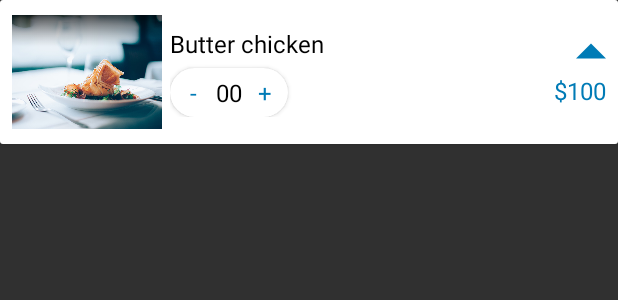
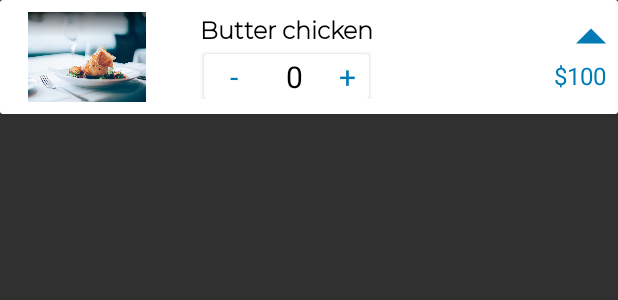
Before and after one commit to iamrahulyadav/Imcooking, an Android app: the layout fragment_cart.xml on its own in the app's theme, with its tools: preview values and no code run, on a phone screen of 412 x 824 dp. Shown: the top 300 px of the screen. Run offline under Robolectric (Android 15) with nearby library versions, the phone set to English and light mode, and no system bars.

Commit message:
11/05/2018 04:50 pm Md Shaiyad

```diff
--- a/app/src/main/java/com/imcooking/fragment/HomeDetails.java
+++ b/app/src/main/java/com/imcooking/fragment/HomeDetails.java
@@ -310,7 +310,6 @@ Context mc;
 //                                            Log.d("ShowResponse", apiResponse.getUser_data().toString());
                                         //tv.setText(apiResponse.getMsg());
 
-                                        dialog.show();
                                     }
                                 });
                             }
--- a/app/src/main/res/layout/fragment_cart.xml
+++ b/app/src/main/res/layout/fragment_cart.xml
@@ -3,10 +3,11 @@
     xmlns:app="http://schemas.android.com/apk/res-auto"
     android:orientation="vertical"
     android:layout_width="match_parent"
-    android:layout_height="match_parent">
+    android:layout_height="wrap_content">
 <android.support.v7.widget.CardView
     android:layout_width="match_parent"
-    android:layout_height="wrap_content">
+    android:layout_height="wrap_content"
+    android:layout_marginBottom="5dp">
     <LinearLayout
         android:layout_width="match_parent"
         android:layout_height="wrap_content"
@@ -16,8 +17,9 @@
         >
         <ImageView
             android:layout_width="100dp"
-            android:layout_height="80dp"
+            android:layout_height="60dp"
             android:id="@+id/img_dish"
+            android:layout_marginRight="20dp"
             android:src="@drawable/details_home"/>
         <LinearLayout
             android:layout_width="wrap_content"
@@ -25,21 +27,61 @@
             android:layout_marginLeft="5dp"
             android:layout_gravity="center"
             android:orientation="vertical">
-            <TextView
+            <com.imcooking.customtext.CustomTextView
                 android:layout_width="wrap_content"
                 android:layout_height="wrap_content"
                 android:text="Butter chicken"
                 android:textSize="16sp"
+                android:id="@+id/tv_dish_name"
                 android:layout_marginBottom="5dp"
                 android:textColor="@color/colorBlack"/>
             <android.support.v7.widget.CardView
                 android:layout_width="wrap_content"
                 android:layout_height="wrap_content"
-                app:cardCornerRadius="20dp"
+                android:layout_gravity="center|center_vertical"
                 app:cardBackgroundColor="@color/cardview_light_background"
-                android:elevation="4dp"
+                android:elevation="5dp"
                 >
                 <LinearLayout
+                    android:layout_width="wrap_content"
+                    android:layout_height="wrap_content"
+                    android:divider="@color/colorBlack"
+                    android:showDividers="end"
+                    >
+
+                        <TextView
+                            android:layout_width="40dp"
+                            android:layout_height="30dp"
+                            android:text="-"
+                            android:id="@+id/tv_minus"
+                            android:textColor="@color/colorBlue"
+                            android:gravity="center"
+                            android:textSize="20sp"
+                            />
+
+                        <TextView
+                            android:layout_width="30dp"
+                            android:layout_height="30dp"
+                            android:text="0"
+                            android:id="@+id/tv_dish_count"
+                            android:textSize="20sp"
+                            android:gravity="center"
+                            android:layout_marginLeft="5dp"
+                            android:layout_marginRight="5dp"
+                            android:textColor="@color/colorBlack"/>
+
+                        <TextView
+                            android:layout_width="30dp"
+                            android:layout_height="30dp"
+                            android:text="+"
+                            android:id="@+id/tv_plus"
+                            android:gravity="center"
+                            android:textColor="@color/colorBlue"
+                            android:textSize="20dp"/>
+
+
+                </LinearLayout>
+                <!--<LinearLayout
                     android:layout_width="wrap_content"
                     android:layout_height="wrap_content"
                     android:orientation="horizontal"
@@ -48,34 +90,34 @@
                     >
 
                     <TextView
-                        android:layout_width="20dp"
-                        android:layout_height="20dp"
+                        android:layout_width="30dp"
+                        android:layout_height="30dp"
                         android:text="-"
                         android:id="@+id/tv_minus"
                         android:textColor="@color/colorBlue"
                         android:gravity="center"
-                        android:textSize="16sp"/>
+                        android:textSize="20sp"/>
                     <TextView
                         android:layout_width="wrap_content"
                         android:layout_height="wrap_content"
-                        android:text="00"
+                        android:text="0"
                         android:id="@+id/tv_dish_count"
-                        android:textSize="16sp"
+                        android:textSize="20sp"
                         android:layout_marginLeft="5dp"
                         android:layout_marginRight="5dp"
                         android:textColor="@color/colorBlack"/>
 
                     <TextView
-                        android:layout_width="20dp"
-                        android:layout_height="20dp"
+                        android:layout_width="30dp"
+                        android:layout_height="30dp"
                         android:text="+"
                         android:id="@+id/tv_plus"
                         android:gravity="center"
                         android:textColor="@color/colorBlue"
-                        android:textSize="16sp"/>
+                        android:textSize="20dp"/>
 
                 </LinearLayout>
-
+-->
             </android.support.v7.widget.CardView>
             <LinearLayout
                 android:layout_width="wrap_content"
```
Also changed, not shown: app/src/main/java/com/imcooking/activity/Sub/Cart_activity.java (+70 -8 lines), app/src/main/java/com/imcooking/adapters/CartAdatper.java (added, +75 -0 lines), app/src/main/res/layout/activity_cart.xml (+100 -74 lines).
